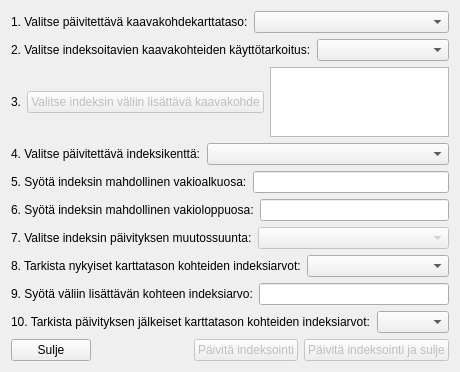
ernoma/yleiskaava, file ui/yleiskaava_dialog_update_indexing_of_features.ui: the form before one commit.
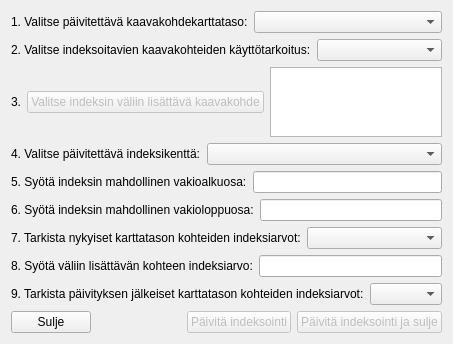
The form after the commit.

Patch:
```diff
--- a/ui/yleiskaava_dialog_update_indexing_of_features.ui
+++ b/ui/yleiskaava_dialog_update_indexing_of_features.ui
@@ -136,30 +136,12 @@
      </item>
     </layout>
    </item>
-   <item>
-    <layout class="QHBoxLayout" name="horizontalLayout_5">
-     <item>
-      <widget class="QLabel" name="label_6">
-       <property name="text">
-        <string>7. Valitse indeksin päivityksen muutossuunta:</string>
-       </property>
-      </widget>
-     </item>
-     <item>
-      <widget class="QComboBox" name="comboBoxIndexDirection">
-       <property name="enabled">
-        <bool>false</bool>
-       </property>
-      </widget>
-     </item>
-    </layout>
-   </item>
    <item>
     <layout class="QHBoxLayout" name="horizontalLayout_8">
      <item>
       <widget class="QLabel" name="label_7">
        <property name="text">
-        <string>8. Tarkista nykyiset karttatason kohteiden indeksiarvot:</string>
+        <string>7. Tarkista nykyiset karttatason kohteiden indeksiarvot:</string>
        </property>
       </widget>
      </item>
@@ -173,7 +155,7 @@
      <item>
       <widget class="QLabel" name="label_4">
        <property name="text">
-        <string>9. Syötä väliin lisättävän kohteen indeksiarvo:</string>
+        <string>8. Syötä väliin lisättävän kohteen indeksiarvo:</string>
        </property>
       </widget>
      </item>
@@ -194,7 +176,7 @@
      <item>
       <widget class="QLabel" name="label_8">
        <property name="text">
-        <string>10. Tarkista päivityksen jälkeiset karttatason kohteiden indeksiarvot:</string>
+        <string>9. Tarkista päivityksen jälkeiset karttatason kohteiden indeksiarvot:</string>
        </property>
       </widget>
      </item>
```
